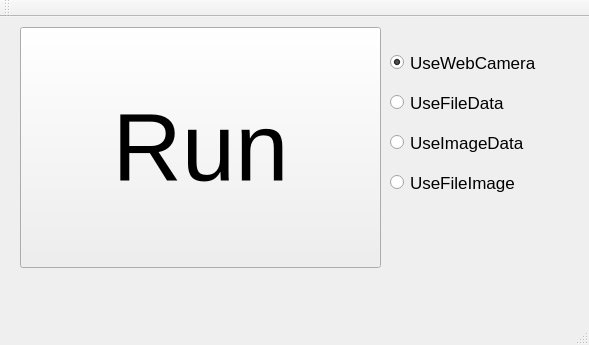
tnct-spc/procon2017-comp, file Hazama/hazama.ui: the form before one commit.
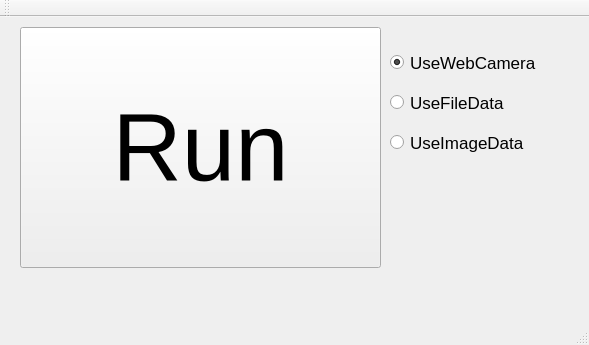
The form after the commit.

What changed in the file:
```diff
--- a/Hazama/hazama.ui
+++ b/Hazama/hazama.ui
@@ -95,24 +95,6 @@
      <string>UseImageData</string>
     </property>
    </widget>
-   <widget class="QRadioButton" name="UseFileImage">
-    <property name="geometry">
-     <rect>
-      <x>390</x>
-      <y>150</y>
-      <width>161</width>
-      <height>31</height>
-     </rect>
-    </property>
-    <property name="font">
-     <font>
-      <pointsize>13</pointsize>
-     </font>
-    </property>
-    <property name="text">
-     <string>UseFileImage</string>
-    </property>
-   </widget>
   </widget>
   <widget class="QMenuBar" name="menuBar">
    <property name="geometry">
```
